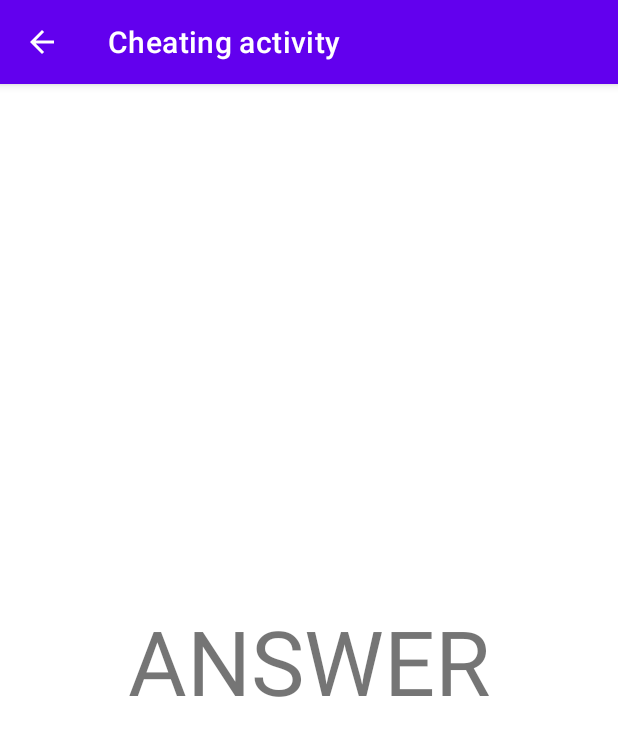
After one commit to xzqvac/Mobile-devices-programming, an Android app: the CheatActivity screen opened directly, with no data from a screen before it, on a phone screen of 412 x 824 dp. The commit adds this screen. Shown: the top 736 px of the screen. Run offline under Robolectric (Android 15) with nearby library versions, the phone set to English and light mode, and no system bars.

Commit message:
Add CheatActivity

```diff
--- a/List_1/app/src/main/AndroidManifest.xml
+++ b/List_1/app/src/main/AndroidManifest.xml
@@ -12,6 +12,12 @@
         android:supportsRtl="true"
         android:theme="@style/Theme.PhysicsQuiz"
         tools:targetApi="31">
+        <activity
+            android:name=".CheatActivity"
+            android:parentActivityName=".MainActivity"
+            android:label="Cheating activity"
+            android:exported="false">
+        </activity>
         <activity
             android:name=".MainActivity"
             android:exported="true">
--- /dev/null
+++ b/List_1/app/src/main/java/com/example/physicsquiz/CheatActivity.kt
@@ -0,0 +1,11 @@
+package com.example.physicsquiz
+
+import androidx.appcompat.app.AppCompatActivity
+import android.os.Bundle
+
+class CheatActivity : AppCompatActivity() {
+    override fun onCreate(savedInstanceState: Bundle?) {
+        super.onCreate(savedInstanceState)
+        setContentView(R.layout.cheat_activity)
+    }
+}
--- a/List_1/app/src/main/res/layout/activity_main.xml
+++ b/List_1/app/src/main/res/layout/activity_main.xml
@@ -9,6 +9,7 @@
     tools:context=".MainActivity">
 
     <TextView
+        android:id="@+id/txt_vw_question"
         android:layout_width="match_parent"
         android:layout_height="wrap_content"
         android:gravity="center"
@@ -52,9 +53,12 @@
         android:layout_margin="15dp"
         android:layout_gravity="center"
         android:text="CHEAT"
-        android:textSize="25sp"
+        android:textSize="27sp"
         app:backgroundTint="@null"
         android:background="@drawable/button_cheat_shape"
+        app:layout_constraintBottom_toBottomOf="parent"
+        app:layout_constraintEnd_toEndOf="parent"
+        android:onClick="startCheatingActivity"/>
         />
 
 
--- /dev/null
+++ b/List_1/app/src/main/res/layout/cheat_activity.xml
@@ -0,0 +1,20 @@
+<?xml version="1.0" encoding="utf-8"?>
+<androidx.constraintlayout.widget.ConstraintLayout xmlns:android="http://schemas.android.com/apk/res/android"
+    xmlns:app="http://schemas.android.com/apk/res-auto"
+    xmlns:tools="http://schemas.android.com/tools"
+    android:layout_width="match_parent"
+    android:layout_height="match_parent"
+    tools:context=".CheatActivity">
+
+    <TextView
+        android:id="@+id/txt_cheat_answer"
+        android:layout_width="wrap_content"
+        android:layout_height="wrap_content"
+        app:layout_constraintBottom_toBottomOf="parent"
+        app:layout_constraintEnd_toEndOf="parent"
+        app:layout_constraintStart_toStartOf="parent"
+        app:layout_constraintTop_toTopOf="parent"
+        android:textSize="60sp"
+        android:text="ANSWER"/>
+
+</androidx.constraintlayout.widget.ConstraintLayout>
```
Also changed, not shown: List_1/app/src/main/java/com/example/physicsquiz/MainActivity.kt (+7 -0 lines).
